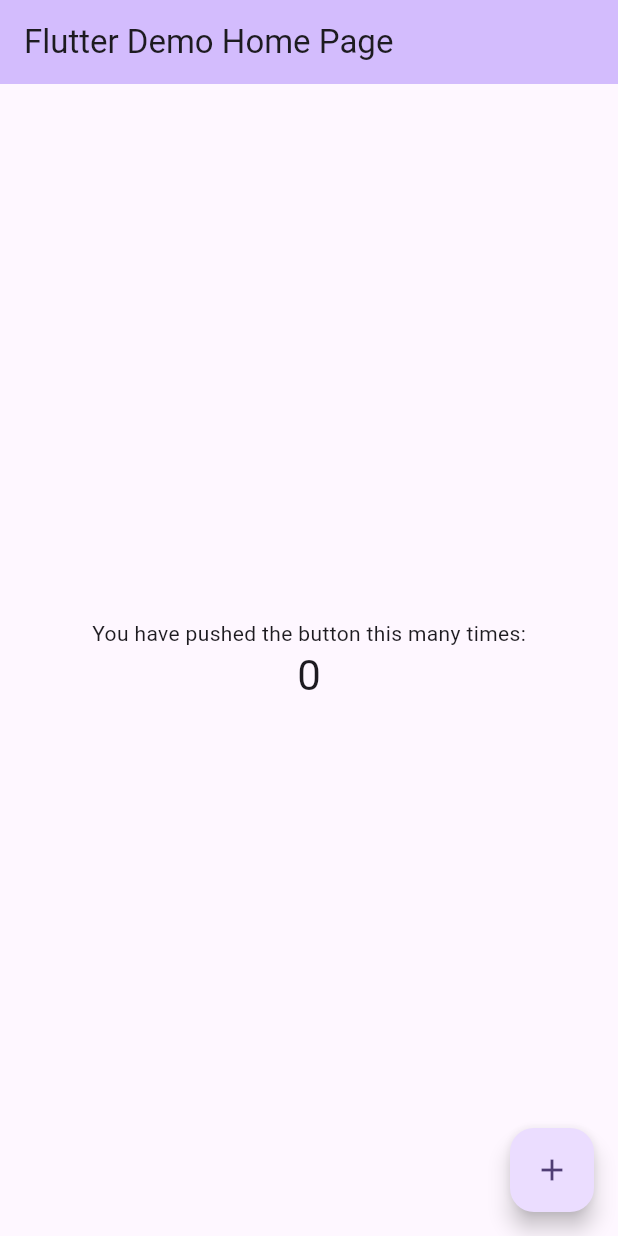
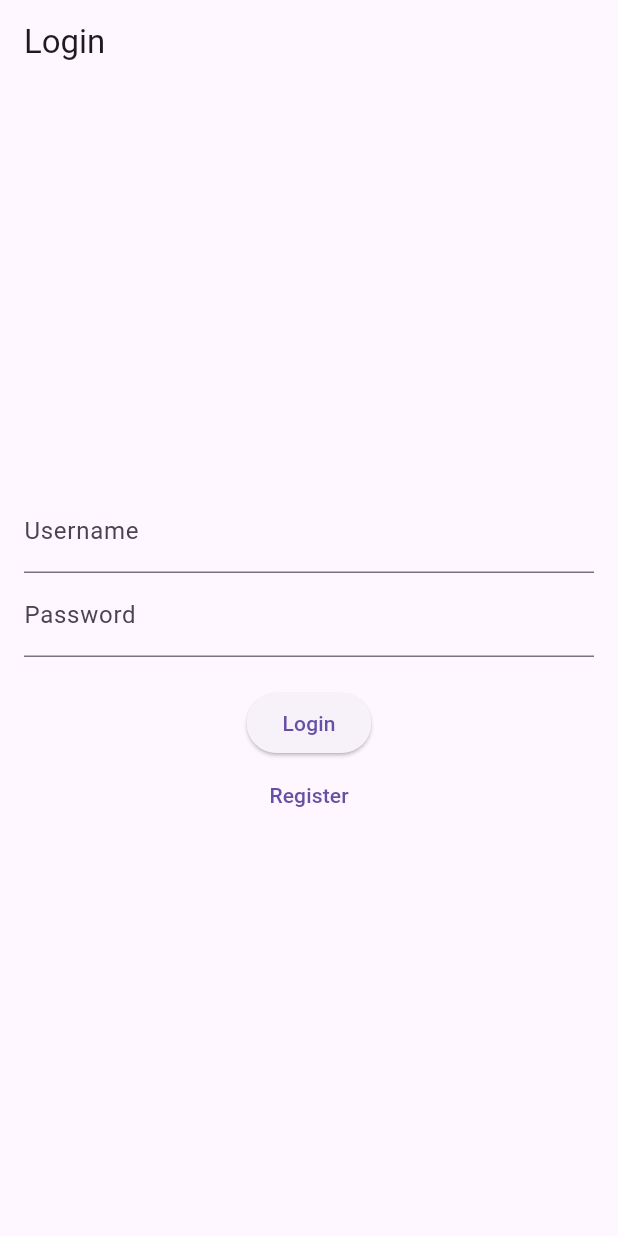
Before and after one commit to inho9899/madcamp_week2, a Flutter app: the screen it shows after launch, on a phone screen of 412 x 824 dp. Run offline on Flutter 3.47's test engine with Material 3 defaults, Android fonts, the phone set to English and light mode, and no system bars.

```diff
--- a/lib/main.dart
+++ b/lib/main.dart
@@ -1,126 +1,21 @@
 import 'package:flutter/material.dart';
+import 'screens/login_screen.dart';
+import 'screens/home_screen.dart';
+import 'utils/auth_service.dart';
 
 void main() {
-  runApp(const MyApp());
+  runApp(MyApp());
 }
 
 class MyApp extends StatelessWidget {
-  const MyApp({super.key});
-
-  // This widget is the root of your application.
   @override
   Widget build(BuildContext context) {
     return MaterialApp(
-      title: '20240704 22:12',
-      debugShowCheckedModeBanner: false,
+      title: 'Flutter Demo',
       theme: ThemeData(
-        // This is the theme of your application.
-        //
-        // TRY THIS: Try running your application with "flutter run". You'll see
-        // the application has a purple toolbar. Then, without quitting the app,
-        // try changing the seedColor in the colorScheme below to Colors.green
-        // and then invoke "hot reload" (save your changes or press the "hot
-        // reload" button in a Flutter-supported IDE, or press "r" if you used
-        // the command line to start the app).
-        //
-        // Notice that the counter didn't reset back to zero; the application
-        // state is not lost during the reload. To reset the state, use hot
-        // restart instead.
-        //
-        // This works for code too, not just values: Most code changes can be
-        // tested with just a hot reload.
-        colorScheme: ColorScheme.fromSeed(seedColor: Colors.deepPurple),
-        useMaterial3: true,
+        primarySwatch: Colors.blue,
       ),
-      home: const MyHomePage(title: 'Flutter Demo Home Page'),
+      home: AuthService.isLoggedIn() ? HomeScreen() : LoginScreen(),
     );
   }
 }
-
-class MyHomePage extends StatefulWidget {
-  const MyHomePage({super.key, required this.title});
-
-  // This widget is the home page of your application. It is stateful, meaning
-  // that it has a State object (defined below) that contains fields that affect
-  // how it looks.
-
-  // This class is the configuration for the state. It holds the values (in this
-  // case the title) provided by the parent (in this case the App widget) and
-  // used by the build method of the State. Fields in a Widget subclass are
-  // always marked "final".
-
-  final String title;
-
-  @override
-  State<MyHomePage> createState() => _MyHomePageState();
-}
-
-class _MyHomePageState extends State<MyHomePage> {
-  int _counter = 0;
-
-  void _incrementCounter() {
-    setState(() {
-      // This call to setState tells the Flutter framework that something has
-      // changed in this State, which causes it to rerun the build method below
-      // so that the display can reflect the updated values. If we changed
-      // _counter without calling setState(), then the build method would not be
-      // called again, and so nothing would appear to happen.
-      _counter++;
-    });
-  }
-
-  @override
-  Widget build(BuildContext context) {
-    // This method is rerun every time setState is called, for instance as done
-    // by the _incrementCounter method above.
-    //
-    // The Flutter framework has been optimized to make rerunning build methods
-    // fast, so that you can just rebuild anything that needs updating rather
-    // than having to individually change instances of widgets.
-    return Scaffold(
-      appBar: AppBar(
-        // TRY THIS: Try changing the color here to a specific color (to
-        // Colors.amber, perhaps?) and trigger a hot reload to see the AppBar
-        // change color while the other colors stay the same.
-        backgroundColor: Theme.of(context).colorScheme.inversePrimary,
-        // Here we take the value from the MyHomePage object that was created by
-        // the App.build method, and use it to set our appbar title.
-        title: Text(widget.title),
-      ),
-      body: Center(
-        // Center is a layout widget. It takes a single child and positions it
-        // in the middle of the parent.
-        child: Column(
-          // Column is also a layout widget. It takes a list of children and
-          // arranges them vertically. By default, it sizes itself to fit its
-          // children horizontally, and tries to be as tall as its parent.
-          //
-          // Column has various properties to control how it sizes itself and
-          // how it positions its children. Here we use mainAxisAlignment to
-          // center the children vertically; the main axis here is the vertical
-          // axis because Columns are vertical (the cross axis would be
-          // horizontal).
-          //
-          // TRY THIS: Invoke "debug painting" (choose the "Toggle Debug Paint"
-          // action in the IDE, or press "p" in the console), to see the
-          // wireframe for each widget.
-          mainAxisAlignment: MainAxisAlignment.center,
-          children: <Widget>[
-            const Text(
-              'You have pushed the button this many times:',
-            ),
-            Text(
-              '$_counter',
-              style: Theme.of(context).textTheme.headlineMedium,
-            ),
-          ],
-        ),
-      ),
-      floatingActionButton: FloatingActionButton(
-        onPressed: _incrementCounter,
-        tooltip: 'Increment',
-        child: const Icon(Icons.add),
-      ), // This trailing comma makes auto-formatting nicer for build methods.
-    );
-  }
-}
--- /dev/null
+++ b/lib/screens/login_screen.dart
@@ -0,0 +1,52 @@
+//로그인 화면
+
+import 'package:flutter/material.dart';
+import 'register_screen.dart';
+import 'home_screen.dart';
+import '../utils/auth_service.dart';
+
+class LoginScreen extends StatelessWidget {
+  @override
+  Widget build(BuildContext context) {
+    return Scaffold(
+      appBar: AppBar(
+        title: Text('Login'),
+      ),
+      body: Padding(
+        padding: EdgeInsets.all(16.0),
+        child: Column(
+          mainAxisAlignment: MainAxisAlignment.center,
+          children: <Widget>[
+            TextField(
+              decoration: InputDecoration(labelText: 'Username'),
+            ),
+            TextField(
+              decoration: InputDecoration(labelText: 'Password'),
+              obscureText: true,
+            ),
+            SizedBox(height: 20),
+            ElevatedButton(
+              onPressed: () {
+                AuthService.login();
+                Navigator.pushReplacement(
+                  context,
+                  MaterialPageRoute(builder: (context) => HomeScreen()),
+                );
+              },
+              child: Text('Login'),
+            ),
+            TextButton(
+              onPressed: () {
+                Navigator.push(
+                  context,
+                  MaterialPageRoute(builder: (context) => RegisterScreen()),
+                );
+              },
+              child: Text('Register'),
+            ),
+          ],
+        ),
+      ),
+    );
+  }
+}
--- /dev/null
+++ b/lib/utils/auth_service.dart
@@ -0,0 +1,15 @@
+class AuthService {
+  static bool isLoggedIn() {
+    // 로그인 상태를 확인하는 로직을 추가합니다.
+    // 예시로, 로그인을 체크하는 변수를 반환합니다.
+    return false;
+  }
+
+  static void login() {
+    // 로그인 로직을 추가합니다.
+  }
+
+  static void logout() {
+    // 로그아웃 로직을 추가합니다.
+  }
+}
```
Also changed, not shown: lib/screens/home_screen.dart (added, +52 -0 lines), lib/screens/register_screen.dart (added, +37 -0 lines), lib/screens/tab1_screen.dart (added, +18 -0 lines), lib/screens/tab2_screen.dart (added, +20 -0 lines), lib/screens/tab3_screen.dart (added, +18 -0 lines), lib/widgets/custom_widget.dart (added, +15 -0 lines).
